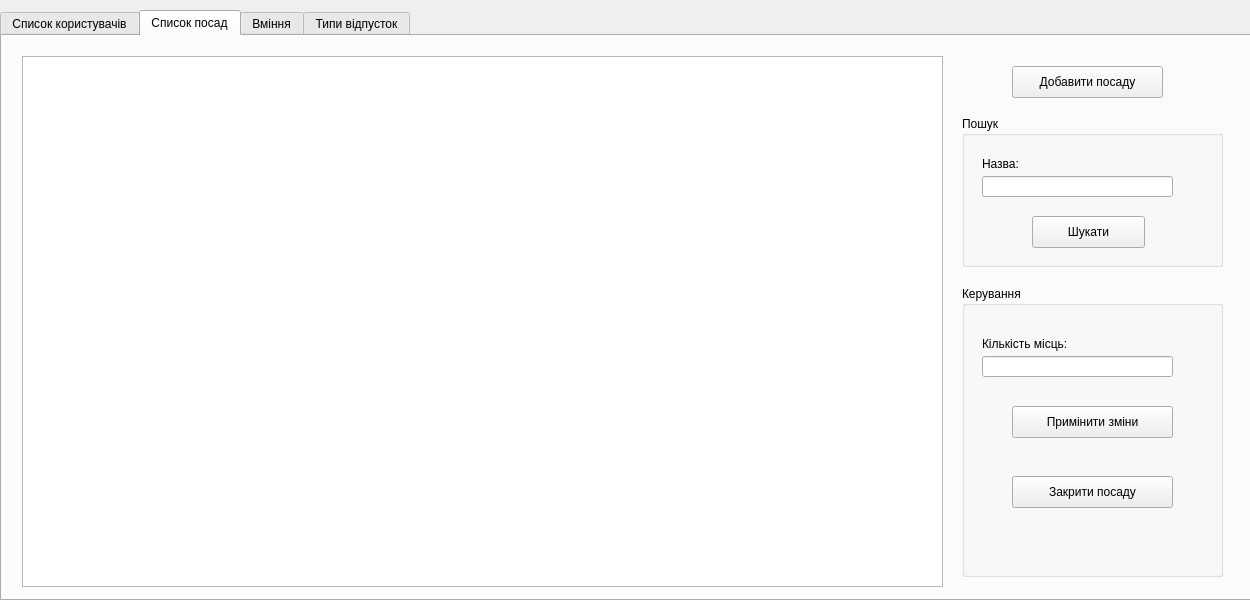
Qt form mainwindow.ui (chepiga1995/db_project) before a commit.
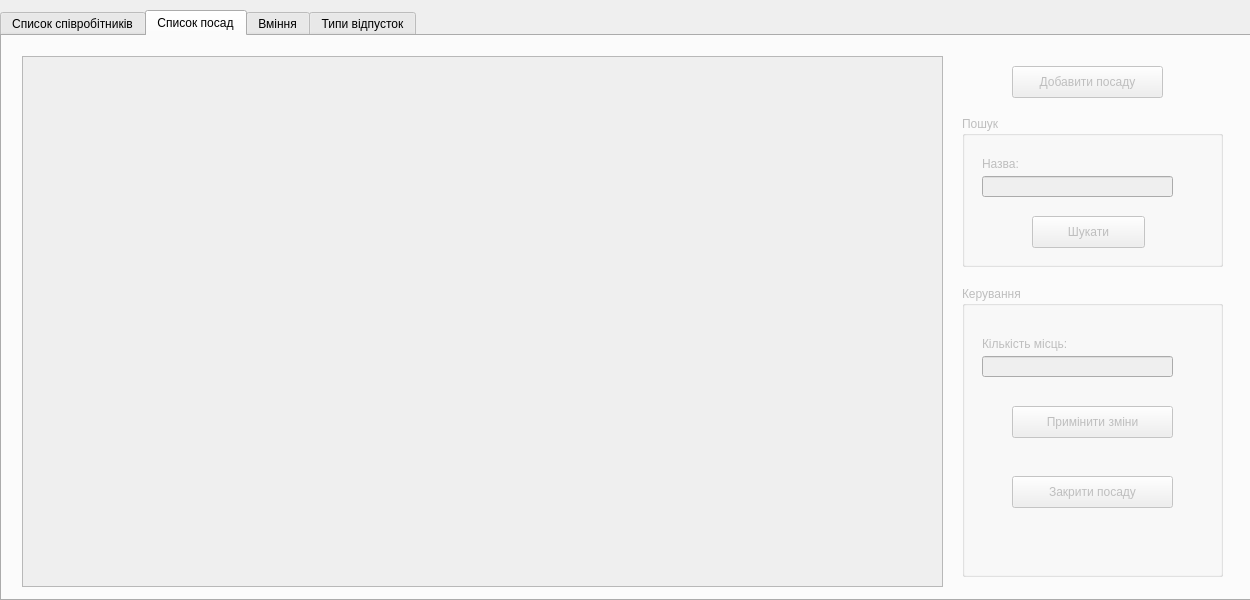
The same form after that commit. The open tabs and pages were chosen to show the change.

Patch:
```diff
--- a/mainwindow.ui
+++ b/mainwindow.ui
@@ -76,7 +76,7 @@
       <bool>true</bool>
      </property>
      <attribute name="title">
-      <string>Список користувачів</string>
+      <string>Список співробітників</string>
      </attribute>
      <widget class="QTableView" name="tableViewPerson">
       <property name="geometry">
@@ -280,7 +280,10 @@
       </property>
      </widget>
     </widget>
-    <widget class="QWidget" name="add_post">
+    <widget class="QWidget" name="posts">
+     <property name="enabled">
+      <bool>false</bool>
+     </property>
      <attribute name="title">
       <string>Список посад</string>
      </attribute>
@@ -388,7 +391,7 @@
      </widget>
      <widget class="QGroupBox" name="groupPostManage">
       <property name="enabled">
-       <bool>true</bool>
+       <bool>false</bool>
       </property>
       <property name="geometry">
        <rect>
```
Left out of the diff: 12 changed lines with no effect on the pictures.
